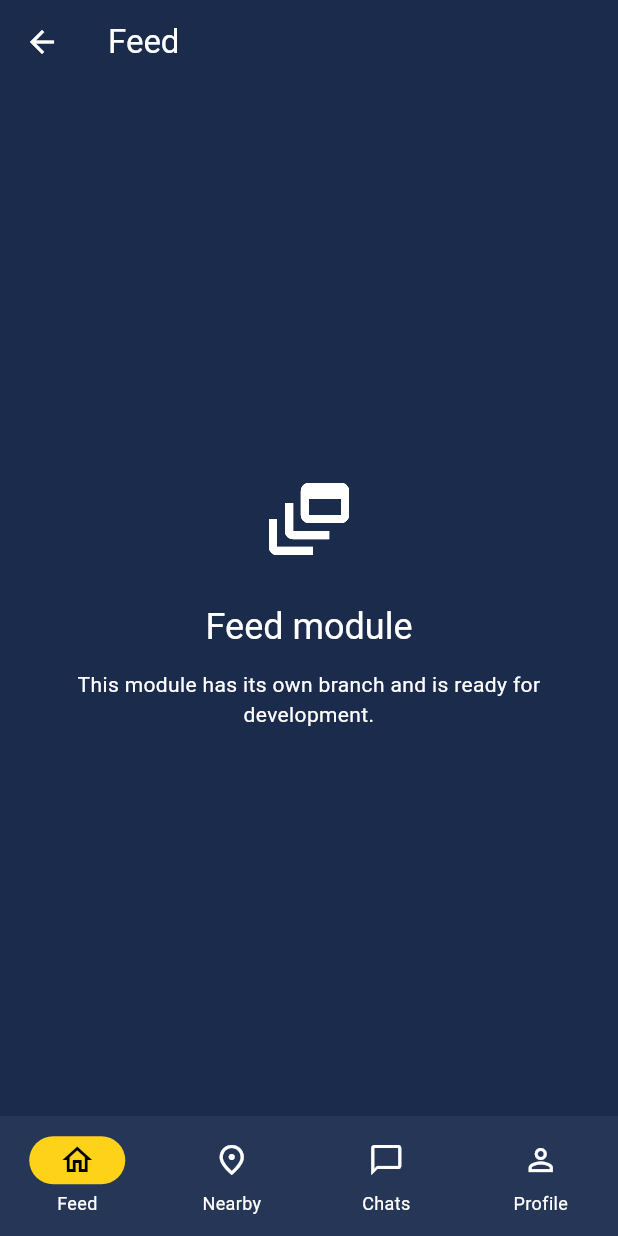
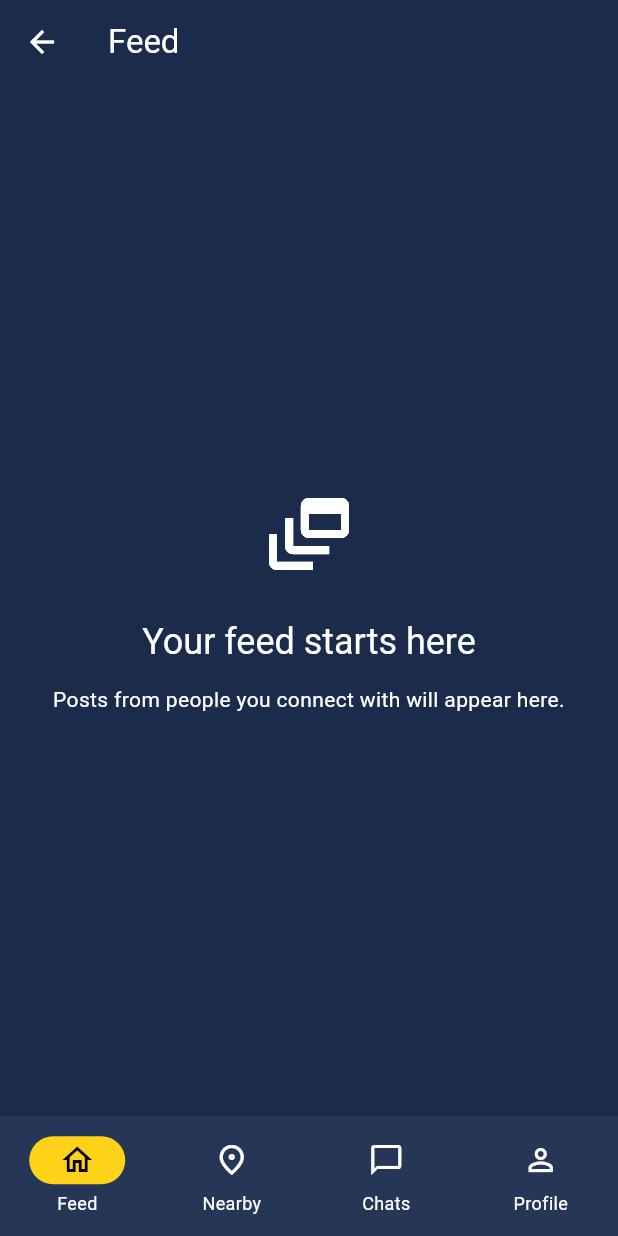
Before and after one commit to Mohamed-Mansouri/Connectly-v2, a Flutter app: the AppShell screen opened directly, on a phone screen of 412 x 824 dp. Run offline on Flutter 3.47's test engine with Material 3 defaults, Android fonts, the phone set to English and light mode, and no system bars.

Commit message:
feat(feed): start posts module

```diff
--- a/lib/features/feed/module_entry.dart
+++ b/lib/features/feed/module_entry.dart
@@ -1,15 +1,12 @@
 import 'package:flutter/material.dart';
 
-import '../../shared/presentation/module_placeholder_screen.dart';
+import 'presentation/feed_screen.dart';
 
 class FeedModule extends StatelessWidget {
   const FeedModule({super.key});
 
   @override
   Widget build(BuildContext context) {
-    return const ModulePlaceholderScreen(
-      title: 'Feed',
-      icon: Icons.dynamic_feed_outlined,
-    );
+    return const FeedScreen();
   }
 }
--- /dev/null
+++ b/lib/features/feed/presentation/feed_screen.dart
@@ -0,0 +1,19 @@
+import 'package:flutter/material.dart';
+
+import '../../../shared/presentation/empty_state.dart';
+
+class FeedScreen extends StatelessWidget {
+  const FeedScreen({super.key});
+
+  @override
+  Widget build(BuildContext context) {
+    return Scaffold(
+      appBar: AppBar(title: const Text('Feed')),
+      body: const EmptyState(
+        icon: Icons.dynamic_feed_outlined,
+        title: 'Your feed starts here',
+        message: 'Posts from people you connect with will appear here.',
+      ),
+    );
+  }
+}
```
Also changed, not shown: 1 other file.
